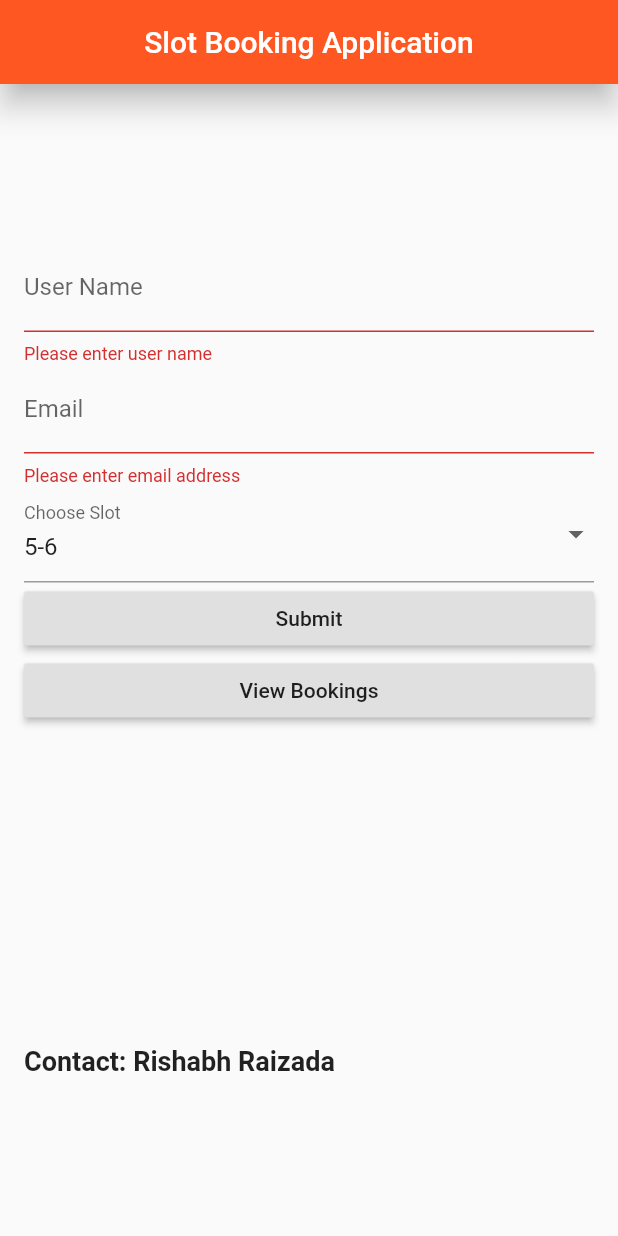
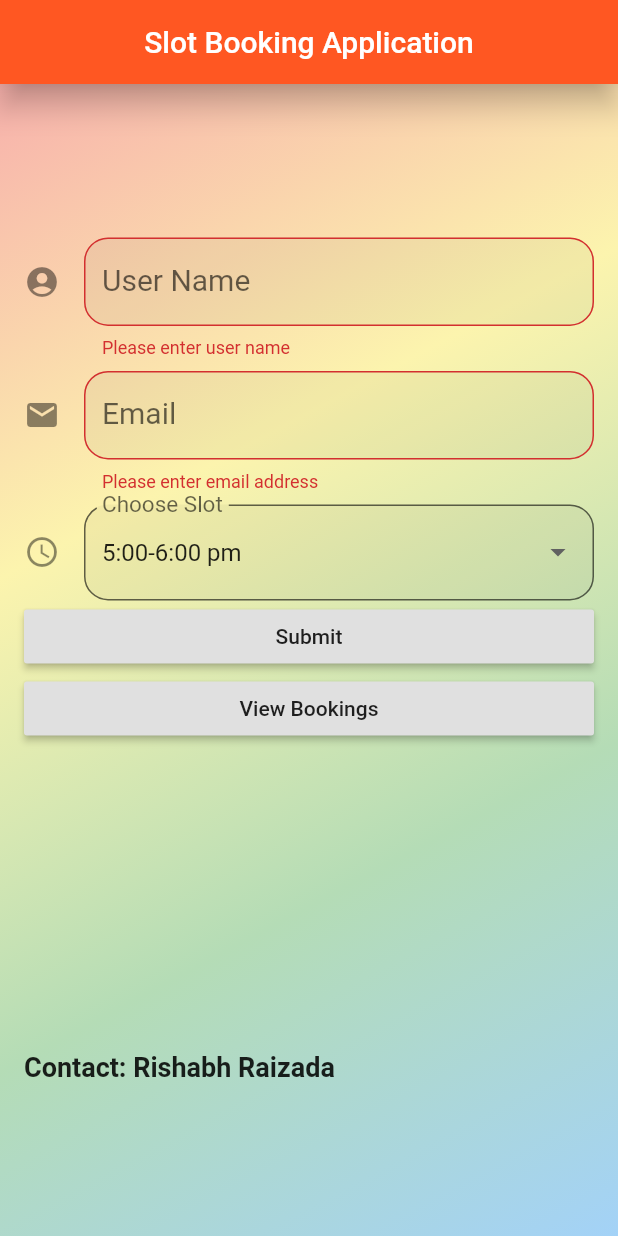
Before and after one commit to Rishabh510/slot_booker, a Flutter app: the screen it shows after launch, after a tap on "Submit", on a phone screen of 412 x 824 dp. Run offline on Flutter 3.47's test engine with Material 2 defaults, Android fonts, the light colour scheme and no system bars; our stand-ins replace animated_text_kit, confetti, flutter_spinkit.

Commit message:
beautified UI

```diff
--- a/lib/main.dart
+++ b/lib/main.dart
@@ -1,4 +1,5 @@
 import 'dart:convert';
+import 'dart:math';
 import 'package:flutter_spinkit/flutter_spinkit.dart';
 import 'package:animated_text_kit/animated_text_kit.dart';
 import 'package:flutter/material.dart';
@@ -60,30 +61,32 @@ class BookPage extends StatefulWidget {
 class _BookPageState extends State<BookPage> {
   static const url = 'https://slot-booker.firebaseio.com/slots.json';
   static const url2 = 'https://slot-booker.firebaseio.com/';
-  String timeSlot = '5-6';
   String username;
   String email;
   final _emailFocus = FocusNode();
   final _slotFocus = FocusNode();
   final _formKey = GlobalKey<FormState>();
-  var _editedObject = UserObject(username: '', email: '', timeSlot: '5-6');
+  var _editedObject = UserObject(username: '', email: '', timeSlot: '5-5:00-6:00 pm');
   var _isLoading = false;
   var count = 0;
+  List<String> timeSlots = ['5:00-6:00 pm', '6:00-7:00 pm', '7:00-8:00 pm'];
+  String timeSlot = '5:00-6:00 pm';
   ConfettiController _controllerCenter;
+  final GlobalKey<ScaffoldState> _scaffoldKey = GlobalKey<ScaffoldState>();
 
   @override
   void initState() {
     count = 0;
-    timeSlot = '5-6';
+    timeSlot = '5:00-6:00 pm';
     _controllerCenter = ConfettiController(duration: const Duration(seconds: 3));
     super.initState();
   }
 
-  @override
-  void didChangeDependencies() {
-    _controllerCenter = ConfettiController(duration: const Duration(seconds: 3));
-    super.didChangeDependencies();
-  }
+//  @override
+//  void didChangeDependencies() {
+//    _controllerCenter = ConfettiController(duration: const Duration(seconds: 3));
+//    super.didChangeDependencies();
+//  }
 
   @override
   void dispose() {
@@ -95,7 +98,7 @@ class _BookPageState extends State<BookPage> {
 
   Widget spinner(BuildContext context) {
     return Container(
-      color: Colors.transparent,
+      color: Colors.black.withOpacity(0.4),
       child: Center(
         child: SpinKitChasingDots(
           color: Colors.deepOrange,
@@ -105,16 +108,39 @@ class _BookPageState extends State<BookPage> {
     );
   }
 
+  InputDecoration decorator(String label, int i) {
+    return InputDecoration(
+      labelText: label,
+      labelStyle: TextStyle(fontSize: 20),
+      icon: (i == 2) ? Icon(Icons.email) : (i == 3) ? Icon(Icons.access_time) : Icon(Icons.account_circle),
+      hintText: (i == 2) ? 'example@gmail.com' : (i == 3) ? 'Choose Slot' : 'UsernameABC',
+      border: OutlineInputBorder(
+        borderSide: BorderSide(),
+        borderRadius: BorderRadius.circular(16),
+      ),
+      filled: true,
+//      fillColor: Colors.black.withOpacity(0.1),
+    );
+  }
+
+  List<Color> _colorList = [
+    Colors.red.withOpacity(0.4),
+    Colors.yellow.withOpacity(0.4),
+    Colors.green.withOpacity(0.4),
+    Colors.blue.withOpacity(0.4),
+  ];
+
   @override
   Widget build(BuildContext context) {
     return Scaffold(
+      key: _scaffoldKey,
       appBar: AppBar(
         centerTitle: true,
         elevation: 8,
         title: TypewriterAnimatedTextKit(
           repeatForever: true,
           isRepeatingAnimation: true,
-          speed: Duration(milliseconds: 250),
+          speed: Duration(seconds: 2),
           onTap: () {},
           text: [
             "Slot Booking Application",
@@ -130,6 +156,13 @@ class _BookPageState extends State<BookPage> {
                 SingleChildScrollView(
                   child: Container(
                     height: MediaQuery.of(context).size.height - AppBar().preferredSize.height,
+                    decoration: BoxDecoration(
+                      gradient: LinearGradient(
+                        colors: _colorList,
+                        begin: Alignment.topLeft,
+                        end: Alignment.bottomRight,
+                      ),
+                    ),
                     child: Padding(
                       padding: const EdgeInsets.symmetric(horizontal: 16.0),
                       child: Column(
@@ -142,9 +175,11 @@ class _BookPageState extends State<BookPage> {
                               crossAxisAlignment: CrossAxisAlignment.stretch,
                               children: <Widget>[
                                 TextFormField(
-                                  decoration: InputDecoration(
-                                    labelText: 'User Name',
-                                  ),
+                                  decoration: decorator('User Name', 1),
+                                  textCapitalization: TextCapitalization.words,
+                                  cursorColor: Colors.deepOrange,
+                                  cursorWidth: 8,
+                                  cursorRadius: Radius.circular(8),
                                   textInputAction: TextInputAction.next,
                                   validator: (val) {
                                     if (val.isEmpty) {
@@ -153,18 +188,24 @@ class _BookPageState extends State<BookPage> {
                                     return null;
                                   },
                                   onFieldSubmitted: (val) {
-//                FocusScope.of(context).requestFocus(_emailFocus);
                                     _emailFocus.requestFocus();
                                   },
                                   onSaved: (val) {
                                     username = val;
-                                    _editedObject = UserObject(username: val, email: _editedObject.email, timeSlot: _editedObject.timeSlot);
+                                    _editedObject = UserObject(
+                                      username: val,
+                                      email: _editedObject.email,
+                                      timeSlot: _editedObject.timeSlot,
+                                    );
                                   },
                                 ),
-                                TextFormField(
-                                  decoration: InputDecoration(
-                                    labelText: 'Email',
-                                  ),
+                                Padding(
+                                  padding: const EdgeInsets.symmetric(vertical: 8.0),
+                                  child: TextFormField(
+                                    decoration: decorator('Email', 2),
+                                    cursorColor: Colors.deepOrange,
+                                    cursorWidth: 8,
+                                    cursorRadius: Radius.circular(8),
                                     textInputAction: TextInputAction.next,
                                     keyboardType: TextInputType.emailAddress,
                                     focusNode: _emailFocus,
@@ -186,31 +227,28 @@ class _BookPageState extends State<BookPage> {
                                       );
                                     },
                                   ),
+                                ),
                                 DropdownButtonFormField(
-                                  value: '5-6',
+                                  elevation: 16,
+                                  hint: Text('choose time slot'),
+                                  dropdownColor: Colors.blue[100],
+                                  value: timeSlots[0],
                                   onSaved: (val) {
                                     _editedObject = UserObject(username: _editedObject.username, email: _editedObject.email, timeSlot: val);
                                   },
-                                  items: [
-                                    DropdownMenuItem(
-                                      child: Text('5-6'),
-                                      value: '5-6',
+                                  items: List.generate(
+                                    timeSlots.length,
+                                    (index) => DropdownMenuItem(
+                                      child: Text(timeSlots[index]),
+                                      value: timeSlots[index],
                                     ),
-                                    DropdownMenuItem(
-                                      child: Text('6-7'),
-                                      value: '6-7',
                                   ),
-                                    DropdownMenuItem(
-                                      child: Text('7-8'),
-                                      value: '7-8',
-                                    ),
-                                  ],
                                   onChanged: (val) {
                                     timeSlot = val;
                                     setState(() {});
                                   },
                                   focusNode: _slotFocus,
-                                  decoration: InputDecoration(labelText: 'Choose Slot'),
+                                  decoration: decorator('Choose Slot', 3),
                                 ),
                                 RaisedButton(
                                   onPressed: _bookSlot,
@@ -232,14 +270,14 @@ class _BookPageState extends State<BookPage> {
                               RotateAnimatedTextKit(
                                 onTap: () {},
                                 repeatForever: true,
+                                duration: Duration(seconds: 20),
+                                displayFullTextOnTap: true,
                                 text: [
                                   "Rishabh Raizada",
                                   "rishabh5102000@gmail.com",
                                   "+91 8860932771",
                                 ],
                                 textStyle: TextStyle(fontSize: 18.0, fontWeight: FontWeight.bold),
-//                            textAlign: TextAlign.end,
-//                            alignment: AlignmentDirectional.bottomEnd,
                               ),
                             ],
                           ),
@@ -255,8 +293,10 @@ class _BookPageState extends State<BookPage> {
                     alignment: Alignment.center,
                     child: ConfettiWidget(
                       confettiController: _controllerCenter,
-                      blastDirectionality: BlastDirectionality.explosive, // don't specify a direction, blast randomly
-                      shouldLoop: false, // start again as soon as the animation is finished
+                      blastDirectionality: BlastDirectionality.explosive,
+                      // don't specify a direction, blast randomly
+                      shouldLoop: false,
+                      // start again as soon as the animation is finished
                       colors: const [
                         Colors.green,
                         Colors.blue,
@@ -264,7 +304,7 @@ class _BookPageState extends State<BookPage> {
                         Colors.orange,
                         Colors.purple,
                       ],
-                      numberOfParticles: 25,
+                      numberOfParticles: 50,
                       gravity: 0.2,
                     ),
                   ),
@@ -317,17 +357,8 @@ class _BookPageState extends State<BookPage> {
     await slotChecker();
     if (count < 5) {
       _showDialogSuccess(context);
-//      http.post(
-//        url2 + 'slots/$timeSlot.json',
-//        body: json.encode({
-//          'username': username,
-//          'email': email,
-//          'status': true,
-//        }),
-//      );
     } else {
       _showDialogFail(context);
-      print('Slot is already booked');
     }
   }
 
@@ -411,8 +442,25 @@ class _BookPageState extends State<BookPage> {
                   setState(() {
                     _isLoading = false;
                   });
-                  Future.delayed(Duration(seconds: 1)).then((value) => _controllerCenter.play());
-//                  _controllerCenter.play();
+                  Future.delayed(Duration(milliseconds: 500)).then((value) {
+                    _controllerCenter.play();
+                    _scaffoldKey.currentState.showSnackBar(SnackBar(
+                      content: Padding(
+                        padding: const EdgeInsets.all(8.0),
+                        child: Text(
+                          'Slot booked successfully',
+                          style: TextStyle(
+                            fontSize: 18,
+                            fontWeight: FontWeight.bold,
+                            shadows: [Shadow(color: Colors.black, offset: Offset(-2, 2))],
+                          ),
+                        ),
+                      ),
+                      behavior: SnackBarBehavior.floating,
+                      elevation: 16,
+                      backgroundColor: Colors.deepOrange,
+                    ));
+                  });
                 },
                 child: Text('Book slot'),
               ),
```
Lines whose indentation alone changed are shown as unchanged.
